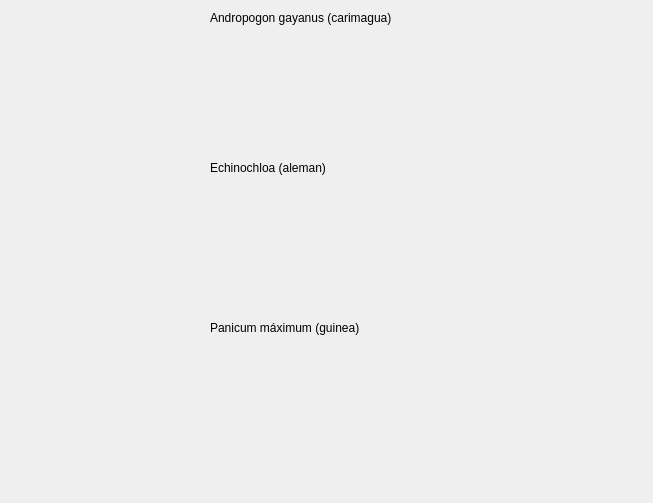
Qt form dialogresults.ui (stringarray/pasturesimulator) before a commit.
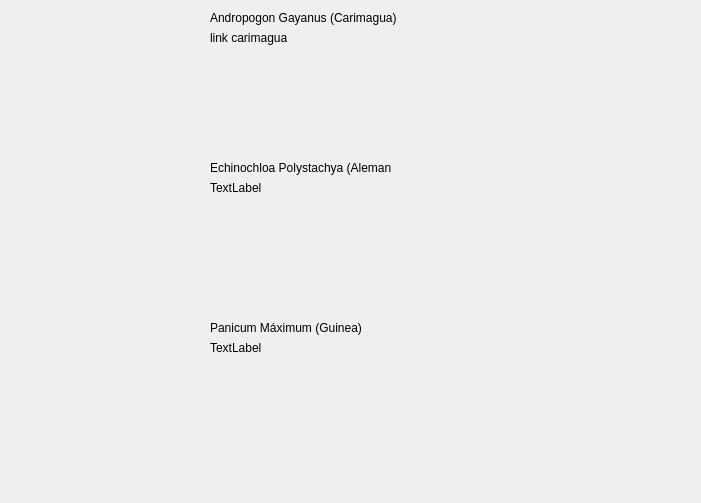
The same form after that commit. Icons and pictures are not drawn.

Patch:
```diff
--- a/dialogresults.ui
+++ b/dialogresults.ui
@@ -6,7 +6,7 @@
    <rect>
     <x>0</x>
     <y>0</y>
-    <width>653</width>
+    <width>701</width>
     <height>503</height>
    </rect>
   </property>
@@ -74,7 +74,7 @@
     </rect>
    </property>
    <property name="text">
-    <string>Andropogon gayanus (carimagua)</string>
+    <string>Andropogon Gayanus (Carimagua)</string>
    </property>
   </widget>
   <widget class="QLabel" name="label_4">
@@ -87,7 +87,7 @@
     </rect>
    </property>
    <property name="text">
-    <string>Echinochloa (aleman)</string>
+    <string>Echinochloa Polystachya (Aleman)</string>
    </property>
   </widget>
   <widget class="QLabel" name="label_5">
@@ -100,7 +100,58 @@
     </rect>
    </property>
    <property name="text">
-    <string>Panicum máximum (guinea)</string>
+    <string>Panicum Máximum (Guinea)</string>
+   </property>
+  </widget>
+  <widget class="QLabel" name="link_carimagua">
+   <property name="geometry">
+    <rect>
+     <x>210</x>
+     <y>30</y>
+     <width>441</width>
+     <height>16</height>
+    </rect>
+   </property>
+   <property name="text">
+    <string>link carimagua</string>
+   </property>
+   <property name="textFormat">
+    <enum>Qt::AutoText</enum>
+   </property>
+   <property name="openExternalLinks">
+    <bool>true</bool>
+   </property>
+  </widget>
+  <widget class="QLabel" name="link_echinochloa">
+   <property name="geometry">
+    <rect>
+     <x>210</x>
+     <y>180</y>
+     <width>81</width>
+     <height>16</height>
+    </rect>
+   </property>
+   <property name="text">
+    <string>TextLabel</string>
+   </property>
+   <property name="openExternalLinks">
+    <bool>true</bool>
+   </property>
+  </widget>
+  <widget class="QLabel" name="link_panicum">
+   <property name="geometry">
+    <rect>
+     <x>210</x>
+     <y>340</y>
+     <width>91</width>
+     <height>16</height>
+    </rect>
+   </property>
+   <property name="text">
+    <string>TextLabel</string>
+   </property>
+   <property name="openExternalLinks">
+    <bool>true</bool>
    </property>
   </widget>
  </widget>
```
